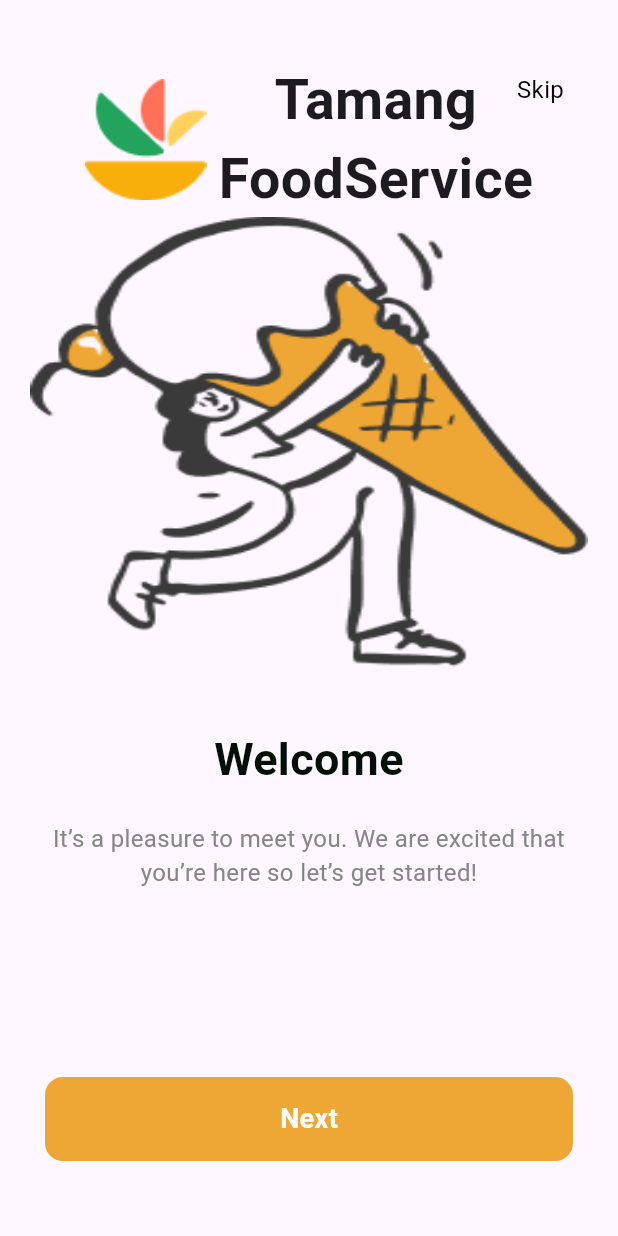
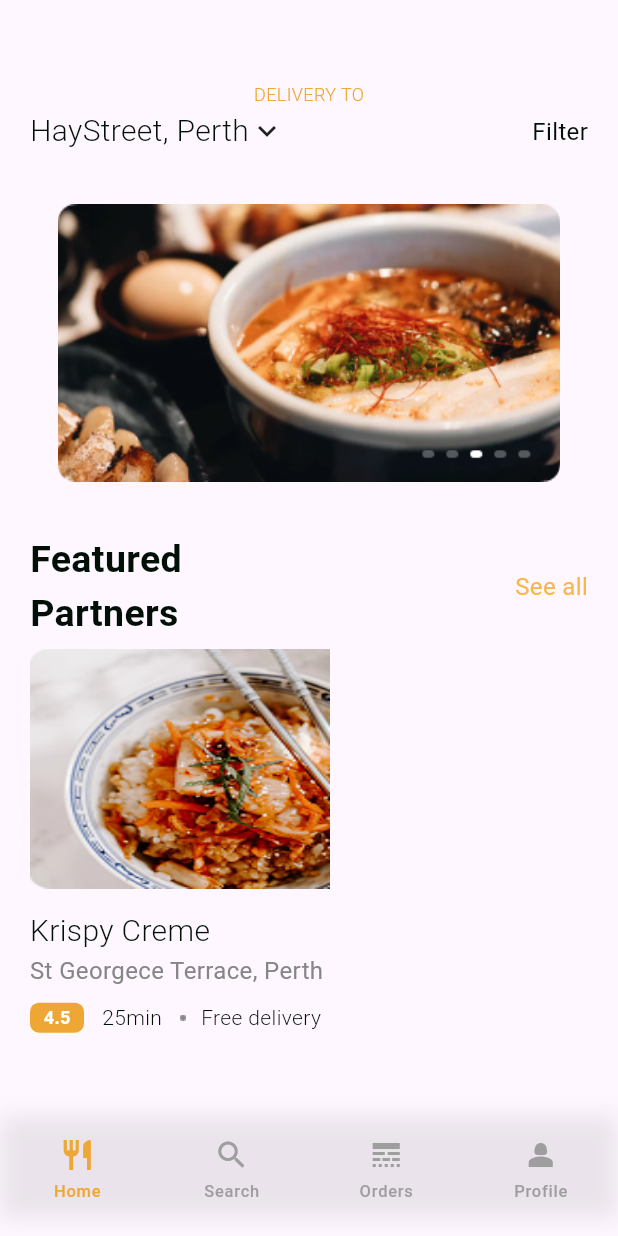
Before and after one commit to priyanshi2310/priyanshi_getx_ui, a Flutter app: the screen it shows after launch, on a phone screen of 412 x 824 dp. Run offline on Flutter 3.47's test engine with Material 3 defaults, Android fonts, the phone set to English and light mode, and no system bars; our stand-ins replace awesome_bottom_bar, get.

Commit message:
24-01-25

```diff
--- a/lib/app/on_boarding/view/on_boarding_screen/on_boarding_screen.dart
+++ b/lib/app/on_boarding/view/on_boarding_screen/on_boarding_screen.dart
@@ -138,7 +138,7 @@ class _OnBoardingScreenState extends State<OnBoardingScreen> {
                     child: GestureDetector(
                       onTap: () {
                         setState(() {
-                          pageController.jumpToPage(3); // Skip to the last page
+                          pageController.jumpToPage(3);
                         });
                       },
                       child: Container(
--- /dev/null
+++ b/lib/homepage/view/navigation_screen.dart/controller/navigation_controller.dart
@@ -0,0 +1,9 @@
+import 'package:get/get.dart';
+
+class NavigationController extends GetxController {
+  var visit = 0.obs;
+
+  void changeTabIndex(int index) {
+    visit.value = index;
+  }
+}
--- /dev/null
+++ b/lib/homepage/view/navigation_screen.dart/home_screen/data_file/home_screen._data.dart
@@ -0,0 +1,29 @@
+class HomeScreenDataModel {
+  final String imagePath;
+  final String title;
+  final String detail;
+
+  HomeScreenDataModel({
+    required this.imagePath,
+    required this.title,
+    required this.detail,
+  });
+}
+
+final List<HomeScreenDataModel> homeScreenData = [
+  HomeScreenDataModel(
+    imagePath: 'images/BG.png',
+    title: 'Krispy Creme',
+    detail: 'St Georgece Terrace, Perth',
+  ),
+  HomeScreenDataModel(
+    imagePath: 'images/food.png',
+    title: 'Mario Italiano',
+    detail: 'Hay street , Perth City',
+  ),
+  HomeScreenDataModel(
+    imagePath: 'images/BG.png',
+    title: 'Krispy Creme',
+    detail: 'St Georgece Terrace, Perth',
+  ),
+];
--- /dev/null
+++ b/lib/homepage/view/navigation_screen.dart/home_screen/home_screen.dart
@@ -0,0 +1,195 @@
+import 'package:flutter/material.dart';
+import 'package:priyanhi_getx_ui/homepage/view/navigation_screen.dart/home_screen/data_file/home_screen._data.dart';
+// Correct the import
+
+class HomeScreen extends StatefulWidget {
+  const HomeScreen({super.key});
+
+  @override
+  State<HomeScreen> createState() => _HomeScreenState();
+}
+
+class _HomeScreenState extends State<HomeScreen> {
+  PageController pageController = PageController();
+  int currentPage = 0;
+
+  @override
+  Widget build(BuildContext context) {
+    return Padding(
+      padding: const EdgeInsets.only(top: 54, right: 20, left: 20),
+      child: Column(
+        crossAxisAlignment: CrossAxisAlignment.start,
+        children: [
+          Center(
+            child: Text(
+              'DELIVERY TO',
+              style: TextStyle(
+                fontSize: 12,
+                fontWeight: FontWeight.w300,
+                color: Color(0xffEEA734),
+              ),
+            ),
+          ),
+          SizedBox(
+            height: 2,
+          ),
+          Row(
+            children: [
+              Text(
+                'HayStreet, Perth',
+                style: TextStyle(
+                  fontSize: 20,
+                  fontWeight: FontWeight.w300,
+                  color: Color(0xff010F07),
+                ),
+              ),
+              Icon(Icons.keyboard_arrow_down_outlined),
+              Spacer(),
+              Text(
+                'Filter',
+                style: TextStyle(
+                  fontSize: 16,
+                  fontWeight: FontWeight.w400,
+                  color: Color(0xff010F07),
+                ),
+              ),
+            ],
+          ),
+          SizedBox(
+            height: 24,
+          ),
+          Image.asset(
+            'images/Header.png',
+            width: double.infinity,
+          ),
+          SizedBox(
+            height: 24,
+          ),
+          Row(
+            mainAxisAlignment: MainAxisAlignment.spaceBetween,
+            children: [
+              Text(
+                'Featured\nPartners',
+                style: TextStyle(
+                  fontSize: 25,
+                  fontWeight: FontWeight.w700,
+                  color: Color(0xff010F07),
+                ),
+              ),
+              Text(
+                'See all',
+                style: TextStyle(
+                  fontSize: 16,
+                  fontWeight: FontWeight.w400,
+                  color: Color(0xffF8B64C),
+                ),
+              ),
+            ],
+          ),
+          SizedBox(
+            height: 5,
+          ),
+          SizedBox(
+            height: 260,
+            width: 250,
+            child: PageView.builder(
+              onPageChanged: (value) {
+                setState(() {
+                  currentPage = value;
+                });
+              },
+              controller: pageController,
+              itemCount: homeScreenData.length,
+              itemBuilder: (BuildContext context, int index) {
+                final model = homeScreenData[index];
+                return Column(
+                  crossAxisAlignment: CrossAxisAlignment.start,
+                  children: [
+                    Image.asset(
+                      model.imagePath,
+                      height: 160,
+                      width: 200,
+                      fit: BoxFit.fill,
+                    ),
+                    SizedBox(
+                      height: 14,
+                    ),
+                    Text(
+                      model.title,
+                      textAlign: TextAlign.center,
+                      style: TextStyle(
+                        fontSize: 20,
+                        fontWeight: FontWeight.w300,
+                        color: Color(0xff010F07),
+                      ),
+                    ),
+                    Text(
+                      model.detail,
+                      textAlign: TextAlign.center,
+                      style: TextStyle(
+                        fontSize: 16,
+                        fontWeight: FontWeight.w400,
+                        color: Color(0xff868686),
+                      ),
+                    ),
+                    SizedBox(
+                      height: 10,
+                    ),
+                    Row(
+                      children: [
+                        Container(
+                          height: 20,
+                          width: 36,
+                          decoration: BoxDecoration(
+                            borderRadius: BorderRadius.circular(6),
+                            color: Color(0xffEEA734),
+                          ),
+                          child: Center(
+                            child: Text(
+                              '4.5',
+                              style: TextStyle(
+                                fontSize: 12,
+                                fontWeight: FontWeight.w600,
+                                color: Color(0xffFFFFFF),
+                              ),
+                            ),
+                          ),
+                        ),
+                        SizedBox(
+                          width: 12,
+                        ),
+                        Text(
+                          '25min',
+                          style: TextStyle(
+                            fontSize: 14,
+                            fontWeight: FontWeight.w300,
+                            color: Color(0xff010F07),
+                          ),
+                        ),
+                        SizedBox(
+                          width: 12,
+                        ),
+                        Image.asset('images/Oval.png'),
+                        SizedBox(
+                          width: 10,
+                        ),
+                        Text(
+                          'Free delivery',
+                          style: TextStyle(
+                            fontSize: 14,
+                            fontWeight: FontWeight.w300,
+                            color: Color(0xff010F07),
+                          ),
+                        ),
+                      ],
+                    ),
+                  ],
+                );
+              },
+            ),
+          )
+        ],
+      ),
+    );
+  }
+}
--- /dev/null
+++ b/lib/homepage/view/navigation_screen.dart/home_screen/model/home_screen_model.dart
@@ -0,0 +1,11 @@
+class HomeScreenDataModel {
+  final String imagePath;
+  final String title;
+  final String detail;
+
+  HomeScreenDataModel({
+    required this.imagePath,
+    required this.title,
+    required this.detail,
+  });
+}
--- /dev/null
+++ b/lib/homepage/view/navigation_screen.dart/model/navigation_model.dart
@@ -0,0 +1,7 @@
+import 'package:flutter/material.dart';
+
+class TabItem {
+  final IconData icon;
+
+  const TabItem({required this.icon});
+}
--- /dev/null
+++ b/lib/homepage/view/navigation_screen.dart/navigation_screen.dart
@@ -0,0 +1,49 @@
+import 'package:flutter/material.dart';
+import 'package:get/get.dart';
+import 'package:awesome_bottom_bar/awesome_bottom_bar.dart';
+// import 'package:priyanhi_getx_ui/app/on_boarding/view/on_boarding_screen/on_boarding_screen.dart';
+import 'package:priyanhi_getx_ui/homepage/view/navigation_screen.dart/home_screen/home_screen.dart';
+
+import 'controller/navigation_controller.dart';
+
+List<TabItem> items = [
+  const TabItem(icon: Icons.restaurant, title: 'Home'),
+  const TabItem(icon: Icons.search, title: 'Search'),
+  const TabItem(icon: Icons.line_style, title: 'Orders'),
+  const TabItem(icon: Icons.person_2, title: 'Profile'),
+];
+
+class NavigationBarScreen extends StatelessWidget {
+  const NavigationBarScreen({Key? key}) : super(key: key);
+
+  @override
+  Widget build(BuildContext context) {
+    final NavigationController controller = Get.put(NavigationController());
+
+    return Scaffold(
+      body: Obx(() {
+        return [
+          const HomeScreen(),
+          // const FavoriteScreen(),
+          // const NotificationScreen(),
+          // const ProfileScreen(),
+        ][controller.visit.value];
+      }),
+      bottomNavigationBar: Container(
+        padding: const EdgeInsets.only(bottom: 10),
+        child: BottomBarFloating(
+          items: items,
+          iconSize: 24,
+          backgroundColor: Colors.transparent,
+          color: Colors.grey,
+          colorSelected: Color(0xffEEA734),
+          indexSelected: controller.visit.value,
+          paddingVertical: 10,
+          onTap: (int index) {
+            controller.changeTabIndex(index);
+          },
+        ),
+      ),
+    );
+  }
+}
--- a/lib/main.dart
+++ b/lib/main.dart
@@ -1,23 +1,21 @@
 import 'package:flutter/material.dart';
-import 'package:priyanhi_getx_ui/app/on_boarding/view/on_boarding_screen/on_boarding_screen.dart';
+import 'package:get/get.dart';
+import 'homepage/view/navigation_screen.dart/navigation_screen.dart';
 
 void main() {
-  runApp(const MyApp());
+  runApp(MyApp());
 }
 
 class MyApp extends StatelessWidget {
-  const MyApp({super.key});
-
   @override
   Widget build(BuildContext context) {
-    return MaterialApp(
+    return GetMaterialApp(
       debugShowCheckedModeBanner: false,
-      title: 'Flutter Demo',
+      title: 'Flutter App with GetX',
       theme: ThemeData(
-        colorScheme: ColorScheme.fromSeed(seedColor: Colors.deepPurple),
-        useMaterial3: true,
+        primarySwatch: Colors.blue,
       ),
-      home: const OnBoardingScreen(),
+      home: NavigationBarScreen(),
     );
   }
 }
--- a/pubspec.yaml
+++ b/pubspec.yaml
@@ -35,6 +35,9 @@ dependencies:
   # Use with the CupertinoIcons class for iOS style icons.
   cupertino_icons: ^1.0.8
   get:
+  flutter_floating_bottom_bar: ^1.2.1+1
+  awesome_bottom_bar:
+
 
 dev_dependencies:
   flutter_test:
```
Also changed, not shown: images/BG.png (added), images/Header.png (added), images/Oval.png (added), images/food.png (added), pubspec.lock, 1 other file.
